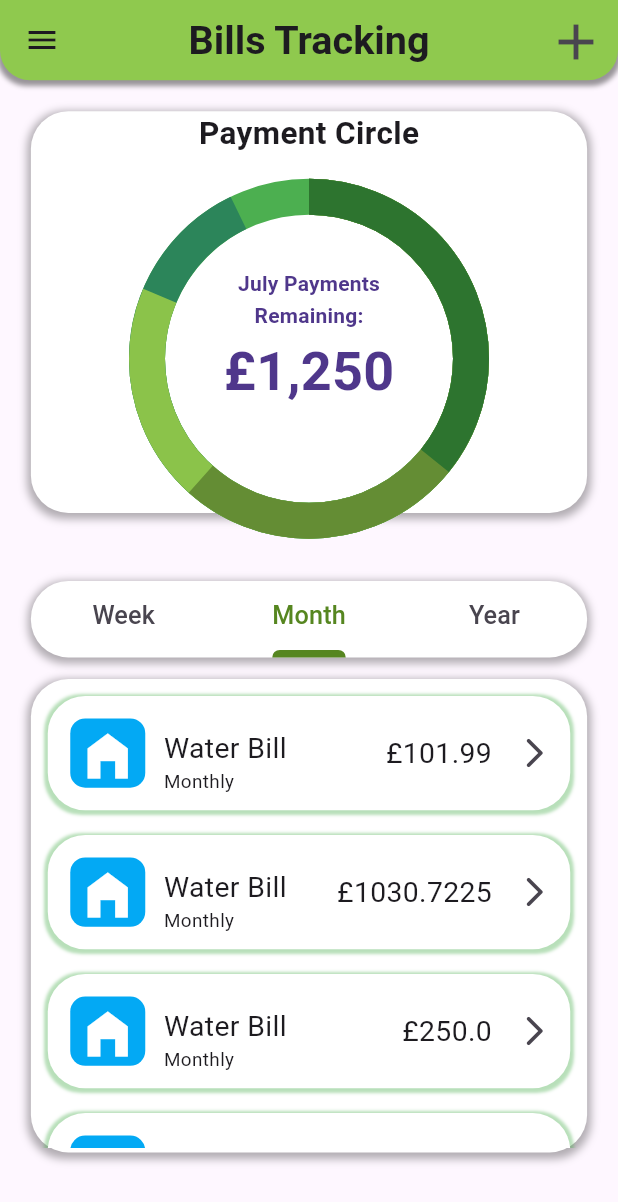
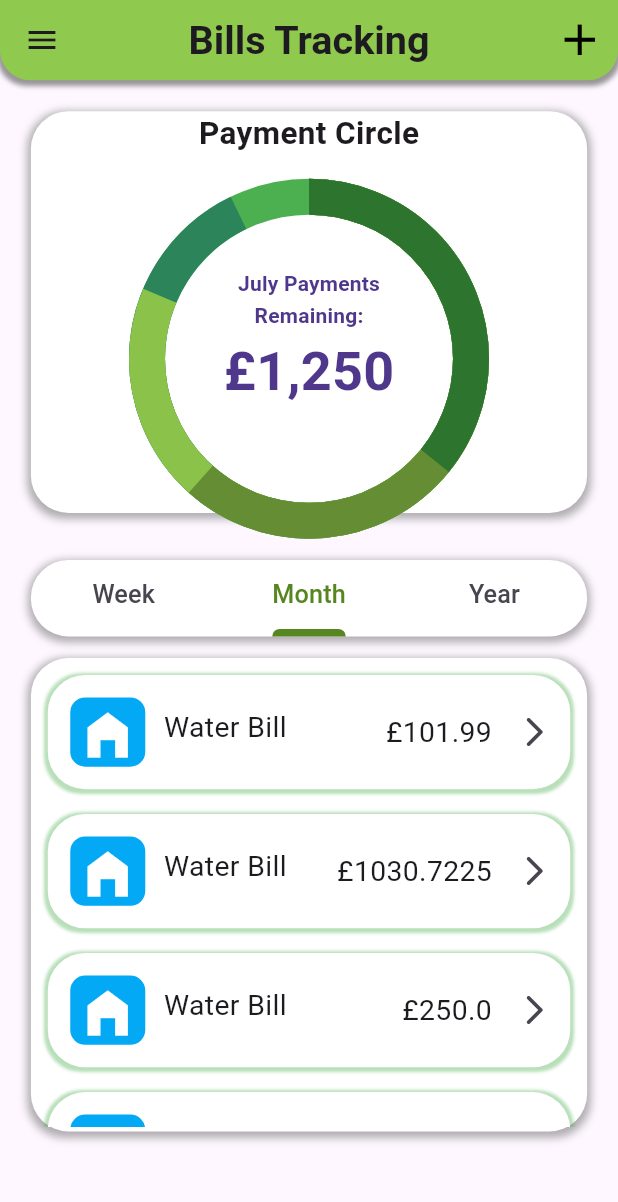
Before and after one commit to Limlou42/Home_Tracking_App, a Flutter app: the BillsTrackingPage screen opened directly, on a phone screen of 412 x 824 dp. Shown: the top 1202 px of the screen. Run offline on Flutter 3.47's test engine with Material 3 defaults, Android fonts, the light colour scheme and no system bars; drawn by our look-alikes of percent_indicator; missing offline and left inert: gallery_picker, google_ml_kit.

Commit message:
AppBar cleanup - 0.0.3

```diff
--- a/lib/bills_tracking_page.dart
+++ b/lib/bills_tracking_page.dart
@@ -1,5 +1,6 @@
 import 'package:flutter/material.dart';
 import 'scaffold_drawer.dart';
+import 'scaffold_appbar.dart';
 import 'package:percent_indicator/percent_indicator.dart';
 
 class BillsTrackingPage extends StatefulWidget {
@@ -10,6 +11,8 @@ class BillsTrackingPage extends StatefulWidget {
 }
 
 class _BillsTrackingPageState extends State<BillsTrackingPage> {
+  final scaffoldKey = GlobalKey<ScaffoldState>();
+
   @override
   Widget build(BuildContext context) {
     double screenWidth = MediaQuery.of(context).size.width;
@@ -18,28 +21,7 @@ class _BillsTrackingPageState extends State<BillsTrackingPage> {
     return Scaffold(
       appBar: PreferredSize(
         preferredSize: Size(screenWidth, screenHeight * 0.065),
-        child: Container(
-          decoration: BoxDecoration(
-            color: const Color.fromARGB(255, 143, 201, 78),
-            borderRadius: const BorderRadius.only(bottomLeft: Radius.circular(20), bottomRight: Radius.circular(20)),
-            boxShadow: [
-              BoxShadow(
-                color: Colors.black.withOpacity(0.4),
-                spreadRadius: 1.5,
-                blurRadius: 2,
-                offset: const Offset(0, 2)
-              )
-            ]
-          ),
-          child: AppBar(
-            title: const Text("Bills Tracking", textScaler: TextScaler.linear(1.2), style: TextStyle(fontWeight: FontWeight.bold),),
-            centerTitle: true,
-            backgroundColor: Colors.transparent,
-            actions: [
-              IconButton(onPressed: (){}, icon: const Icon(Icons.add, size: 40,),)
-            ],
-          ),
-        ),
+        child: const AppBarForMainScaffold()
       ),
       drawer: const DrawerForMainScaffold(),
       body: Padding(
@@ -81,7 +63,7 @@ class _BillsTrackingPageState extends State<BillsTrackingPage> {
                 ),
               )
             ),
-            SizedBox(height: screenHeight * 0.055,),
+            SizedBox(height: screenHeight * 0.038,),
             DefaultTabController(
               length: 3,
               initialIndex: 1,
@@ -164,7 +146,7 @@ class _BillsTrackingPageState extends State<BillsTrackingPage> {
                                 children: [
                                   SizedBox(height: screenWidth * 0.015,),
                                   const Text("Water Bill", textScaler: TextScaler.linear(1.35),),
-                                  const Text("Monthly", textScaler: TextScaler.linear(0.9),),
+                                  //const Text("Monthly", textScaler: TextScaler.linear(0.9),),
                                 ],
                               ),
                               Expanded(child: SizedBox(child: SizedBox(child: Text("£${bills[index]}", textScaler: const TextScaler.linear(1.35), textAlign: TextAlign.right,)))),
--- a/lib/home_screen.dart
+++ b/lib/home_screen.dart
@@ -1,4 +1,5 @@
 import 'package:flutter/material.dart';
+import 'package:home_tracking_app/scaffold_appbar.dart';
 import 'scaffold_drawer.dart';
 
 class HomeScreen extends StatefulWidget {
@@ -11,9 +12,12 @@ class HomeScreen extends StatefulWidget {
 class _HomeScreenState extends State<HomeScreen> {
   @override
   Widget build(BuildContext context) {
+    double screenWidth = MediaQuery.of(context).size.width;
+    double screenHeight = MediaQuery.of(context).size.height;
     return Scaffold(
-      appBar: AppBar(
-        title: const Text("Home app"),
+      appBar: PreferredSize(
+        preferredSize: Size(screenWidth, screenHeight * 0.065),
+        child: const AppBarForMainScaffold()
       ),
       drawer: const DrawerForMainScaffold(),
       body: const Center(
--- /dev/null
+++ b/lib/scaffold_appbar.dart
@@ -0,0 +1,42 @@
+import 'package:flutter/material.dart';
+
+class AppBarForMainScaffold extends StatelessWidget {
+  const AppBarForMainScaffold({super.key});
+
+  @override
+  Widget build(BuildContext context) {
+    return Container(
+      decoration: BoxDecoration(
+        color: const Color.fromARGB(255, 143, 201, 78),
+        borderRadius: const BorderRadius.only(bottomLeft: Radius.circular(20), bottomRight: Radius.circular(20)),
+        boxShadow: [
+          BoxShadow(
+            color: Colors.black.withOpacity(0.4),
+            spreadRadius: 1.5,
+            blurRadius: 2,
+            offset: const Offset(0, 2)
+          )
+        ]
+      ),
+      child: AppBar(
+        title: const Text("Bills Tracking", textScaler: TextScaler.linear(1.2), style: TextStyle(fontWeight: FontWeight.bold),),
+        centerTitle: true,
+        backgroundColor: Colors.transparent,
+        leading: Builder(
+          builder: (context) {
+            return IconButton(
+              onPressed: () {
+                Scaffold.of(context).openDrawer();
+              },
+              icon: const Icon(Icons.menu)
+            );
+          }
+        ),
+        actions: [
+          IconButton(onPressed: (){}, icon: const Center(child: Icon(Icons.add, size: 35, color: Colors.black,)),)
+        ],
+      ),
+
+    );
+  }
+}
--- a/lib/scaffold_drawer.dart
+++ b/lib/scaffold_drawer.dart
@@ -1,6 +1,6 @@
+import 'package:flutter/material.dart';
 import 'package:home_tracking_app/bills_tracking_page.dart';
 import 'package:home_tracking_app/home_screen.dart';
-import 'package:flutter/material.dart';
 import 'package:home_tracking_app/WorkTrackingFiles/work_schedule_page.dart';
 import 'FoodTrackingFiles/food_tracker_page.dart';
 
@@ -10,7 +10,6 @@ class DrawerForMainScaffold extends StatelessWidget {
   @override
   Widget build(BuildContext context) {
     return Drawer(
-
       child: ListView(
         children: const [
           DrawerPageTile(
```
Also changed, not shown: 1 other file.
